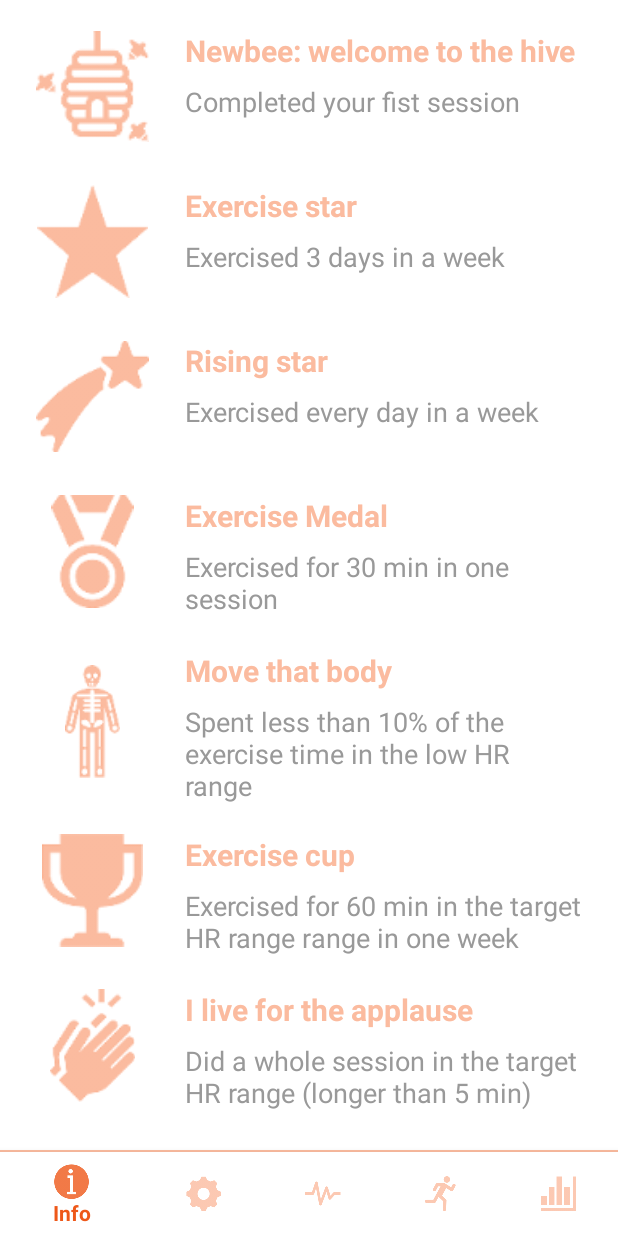
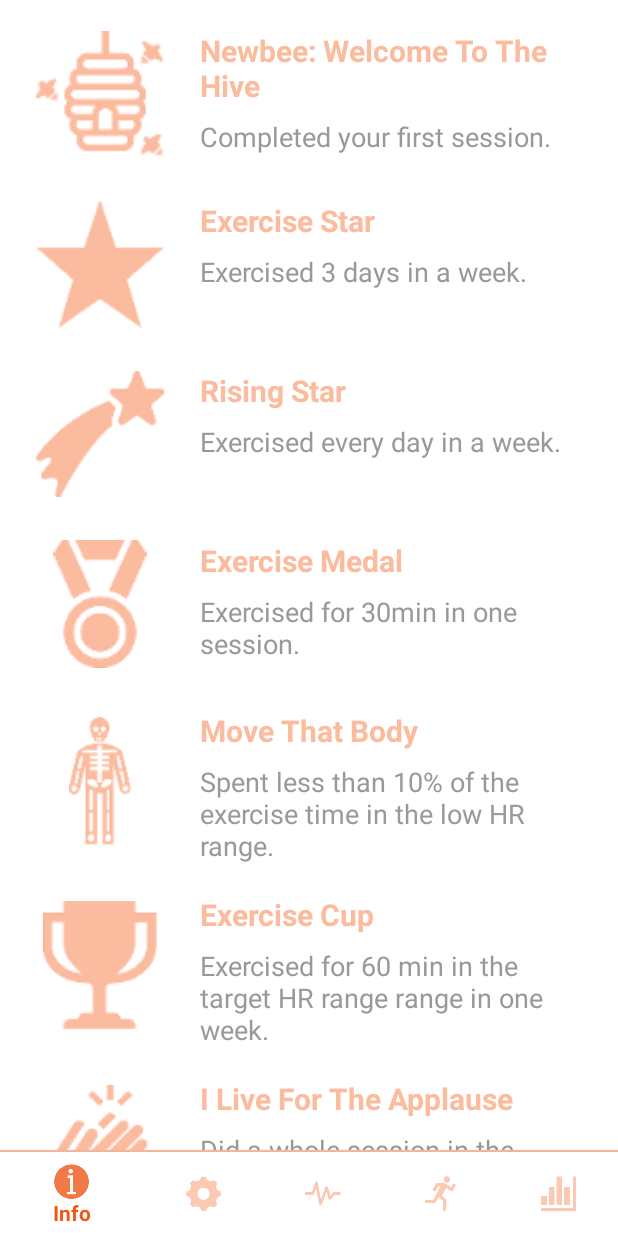
Before and after one commit to ece1778-2020/MAX, an Android app: the fragment BadgesFragment placed in its activity, on a phone screen of 412 x 824 dp. Run offline under Robolectric (Android 15) with nearby library versions, the phone set to English and light mode, and no system bars; libraries missing offline, so code that uses them is left out: com.wahoofitness.connector; pictures from the network do not load; 1 statement that could not run was skipped.

Commit message:
Implemented the badge database.

```diff
--- a/app/src/main/java/com/clarksoft/max/BadgesFragment.java
+++ b/app/src/main/java/com/clarksoft/max/BadgesFragment.java
@@ -50,28 +50,28 @@ public class BadgesFragment extends Fragment {
     };
     private ArrayList<String> badgeTitle = new ArrayList<String>() {
         {
-            add("Newbee: welcome to the hive");
-            add("Exercise star");
-            add("Rising star");
+            add("Newbee: Welcome To The Hive");
+            add("Exercise Star");
+            add("Rising Star");
             add("Exercise Medal");
-            add("Move that body");
-            add("Exercise cup");
-            add("I live for the applause");
+            add("Move That Body");
+            add("Exercise Cup");
+            add("I Live For The Applause");
             add("Olympic");
             add("Christmas");
         }
     };
     private ArrayList<String> badgeDescription = new ArrayList<String>() {
         {
-            add("Completed your fist session");
-            add("Exercised 3 days in a week");
-            add("Exercised every day in a week");
-            add("Exercised for 30 min in one session");
-            add("Spent less than 10% of the exercise time in the low HR range");
-            add("Exercised for 60 min in the target HR range range in one week");
-            add("Did a whole session in the target HR range (longer than 5 min)");
-            add("Did a whole week in the target HR range (sessions longer than 5 min)");
-            add("Exercise on the 25th of December");
+            add("Completed your first session.");
+            add("Exercised 3 days in a week.");
+            add("Exercised every day in a week.");
+            add("Exercised for 30min in one session.");
+            add("Spent less than 10% of the exercise time in the low HR range.");
+            add("Exercised for 60 min in the target HR range range in one week.");
+            add("Did a whole session in the target HR range (longer than 5 min).");
+            add("Did a whole week in the target HR range (sessions longer than 5 min).");
+            add("Exercise on the 25th of December.");
         }
     };
 
--- a/app/src/main/res/layout/badges_view.xml
+++ b/app/src/main/res/layout/badges_view.xml
@@ -8,8 +8,8 @@
 
     <ImageView
         android:id="@+id/badge_view"
-        android:layout_width="75dp"
-        android:layout_height="75dp"
+        android:layout_width="85dp"
+        android:layout_height="85dp"
         android:layout_marginStart="24dp"
         android:layout_marginTop="20dp"
         android:layout_marginBottom="8dp"
```
Also changed, not shown: app/src/main/java/com/clarksoft/max/SessionFragment.java (+88 -25 lines).
